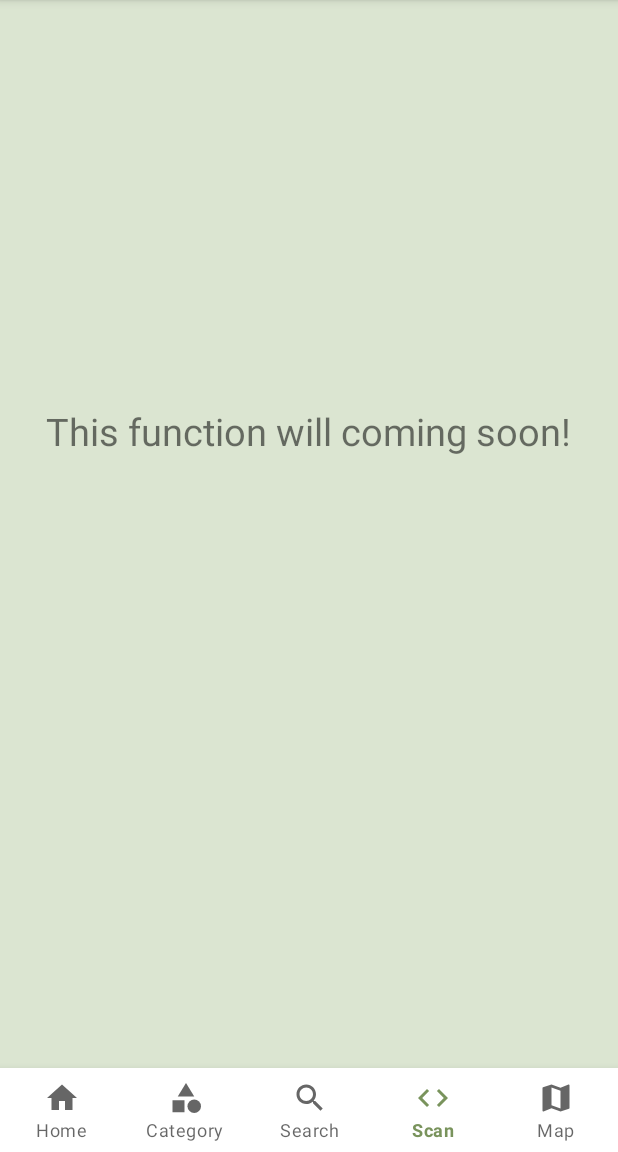
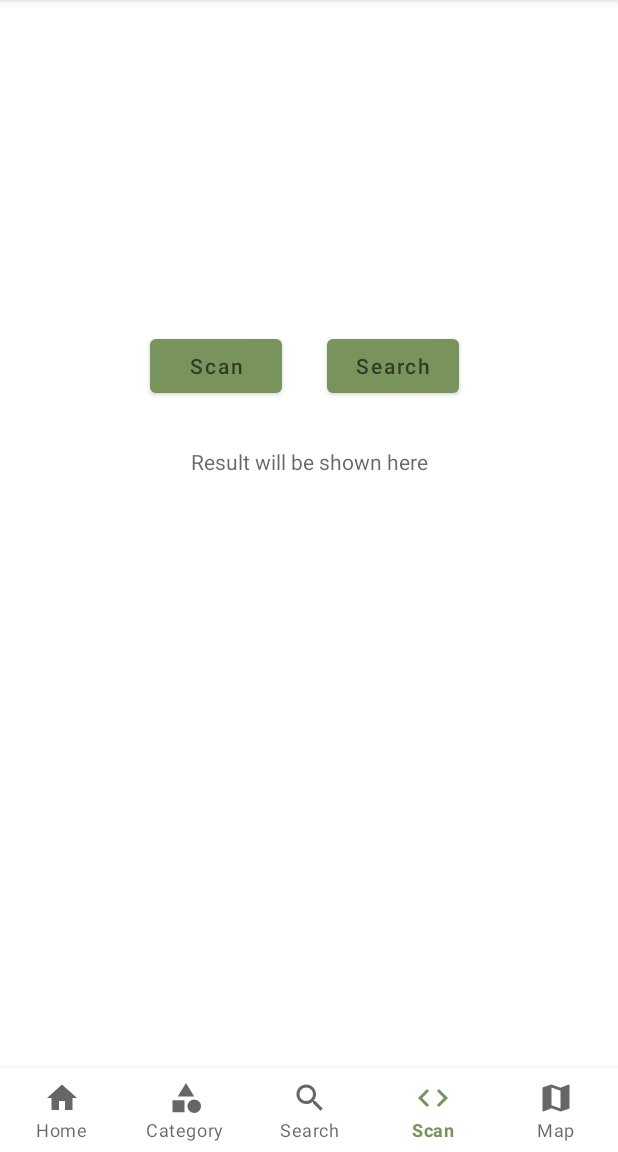
Before and after one commit to ETS-Android3/Detox, an Android app: the screen it shows after launch (MainActivity), item 4 of the bottom bar chosen, on a phone screen of 412 x 824 dp, the part 84-1236 px from its top. Run offline under Robolectric (Android 15) with nearby library versions, the phone set to English and light mode, and no system bars; libraries missing offline, so code that uses them is left out: com.google.zxing.integration.

Commit message:
scan function version 1

```diff
--- a/app/src/main/AndroidManifest.xml
+++ b/app/src/main/AndroidManifest.xml
@@ -2,8 +2,12 @@
 <manifest xmlns:android="http://schemas.android.com/apk/res/android"
     package="com.example.tp33_detoxers">
     <uses-permission android:name="android.permission.INTERNET" />
+    <uses-permission android:name="android.permission.CAMERA" />
+    <uses-feature android:name="android.hardware.camera" />
+    <uses-feature android:name="android.hardware.camera.autofocus" />
 
     <application
+        android:hardwareAccelerated="true"
         android:usesCleartextTraffic="true"
         android:allowBackup="true"
         android:icon="@drawable/logo"
--- a/app/src/main/java/com/example/tp33_detoxers/SearchAPI.java
+++ b/app/src/main/java/com/example/tp33_detoxers/SearchAPI.java
@@ -54,7 +54,7 @@ public class SearchAPI {
     public static String searchProductDetail(String keyword){
         String result = null;
         Request request = new Request.Builder()
-                .url(BASE_URL + "api/vo/product/" + keyword + ".json")
+                .url(BASE_URL + "api/v0/product/" + keyword + ".json")
                 .get()
                 .build();
         try{
@@ -85,7 +85,7 @@ public class SearchAPI {
     public static String searchCategory(String category) {
         String result = null;
         Request request = new Request.Builder()
-                .url(BASE_URL + "category/"+ category +".json")
+                .url(BASE_URL + "category/"+ category +"/1.json")
                 .get()
                 .build();
         try{
--- a/app/src/main/java/com/example/tp33_detoxers/fragment/ScanFragment.java
+++ b/app/src/main/java/com/example/tp33_detoxers/fragment/ScanFragment.java
@@ -1,21 +1,86 @@
 package com.example.tp33_detoxers.fragment;
 
+import android.content.Context;
+import android.content.Intent;
+import android.content.SharedPreferences;
 import android.os.Bundle;
 import android.view.LayoutInflater;
 import android.view.View;
 import android.view.ViewGroup;
+import android.widget.Button;
+import android.widget.TextView;
+import android.widget.Toast;
 
 import androidx.fragment.app.Fragment;
 
 import com.example.tp33_detoxers.R;
+import com.google.zxing.integration.android.IntentIntegrator;
+import com.google.zxing.integration.android.IntentResult;
+
+import java.util.Objects;
 
 public class ScanFragment extends Fragment {
+    private TextView tv_scan;
+
     public ScanFragment() {
+    }
+
+    @Override
+    public void onActivityCreated(Bundle savedInstanceState) {
+        super.onActivityCreated(savedInstanceState);
+
     }
 
     public View onCreateView(LayoutInflater inflater, ViewGroup container,
                              Bundle savedInstanceState){
-        View scanView = inflater.inflate(R.layout.fragment_map, container, false);
+        View scanView = inflater.inflate(R.layout.fragment_scan, container, false);
+        tv_scan = scanView.findViewById(R.id.tv_scan);
+        Button bt_scan = scanView.findViewById(R.id.bt_scan);
+        Button bt_search = scanView.findViewById(R.id.bt_searchCode);
+
+        bt_scan.setOnClickListener(new View.OnClickListener() {
+            @Override
+            public void onClick(View v) {
+                ScanButton(v);
+            }
+        });
+
+        bt_search.setOnClickListener((new View.OnClickListener() {
+            @Override
+            public void onClick(View v) {
+                String a = tv_scan.getText().toString();
+                if(a.equals("")){
+                    Toast.makeText(getActivity(), "Please scan the barcode first", Toast.LENGTH_LONG).show();
+                }else {
+                    String id = tv_scan.getText().toString();
+                    SharedPreferences sharedPreferences = getActivity().getSharedPreferences("id", Context.MODE_PRIVATE);
+                    SharedPreferences.Editor spEdit = sharedPreferences.edit();
+                    spEdit.putString("id",id);
+                    spEdit.apply();
+
+                    getActivity().getSupportFragmentManager().beginTransaction().replace(R.id.container, new IngredientFragment()).addToBackStack(null).commit();
+                }
+            }
+        }));
         return scanView;
     }
+
+    public void ScanButton(View view){
+        IntentIntegrator.forSupportFragment(ScanFragment.this).initiateScan();
+    }
+
+    //get the scan results:
+    @Override
+    public void onActivityResult(int requestCode, int resultCode, Intent data){
+        IntentResult result = IntentIntegrator.parseActivityResult(requestCode, resultCode, data);
+        if(result != null) {
+            if(result.getContents() == null) {
+                Toast.makeText(getActivity(), "Cancelled", Toast.LENGTH_LONG).show();
+            }else {
+                tv_scan.setText(result.getContents());
+            }
+        }
+
+        //super.onActivityResult(requestCode, resultCode, data);
+    }
 }
--- /dev/null
+++ b/app/src/main/res/layout/fragment_scan.xml
@@ -0,0 +1,41 @@
+<?xml version="1.0" encoding="utf-8"?>
+<LinearLayout
+    xmlns:android="http://schemas.android.com/apk/res/android" android:layout_width="match_parent"
+    android:layout_height="match_parent"
+    android:orientation="vertical">
+
+    <LinearLayout
+        android:layout_width="match_parent"
+        android:layout_height="wrap_content"
+        android:layout_marginTop="220dp"
+        android:orientation="horizontal" >
+
+        <Button
+            android:id="@+id/bt_scan"
+            android:layout_width="wrap_content"
+            android:layout_height="wrap_content"
+            android:layout_marginLeft="100dp"
+            android:hint="Scan"
+            android:layout_gravity="center" />
+
+        <Button
+            android:id="@+id/bt_searchCode"
+            android:layout_width="wrap_content"
+            android:layout_height="wrap_content"
+            android:layout_marginHorizontal="30dp"
+            android:hint="Search"
+            android:layout_gravity="center" />
+
+
+    </LinearLayout>
+
+    <TextView
+        android:id="@+id/tv_scan"
+        android:layout_width="match_parent"
+        android:layout_height="wrap_content"
+        android:layout_gravity="center_horizontal"
+        android:gravity="center"
+        android:layout_margin="30dp"
+        android:hint="Result will be shown here" />
+
+</LinearLayout>
```
Also changed, not shown: app/build.gradle (+10 -4 lines), app/src/main/java/com/example/tp33_detoxers/MainActivity.java (+10 -0 lines).
